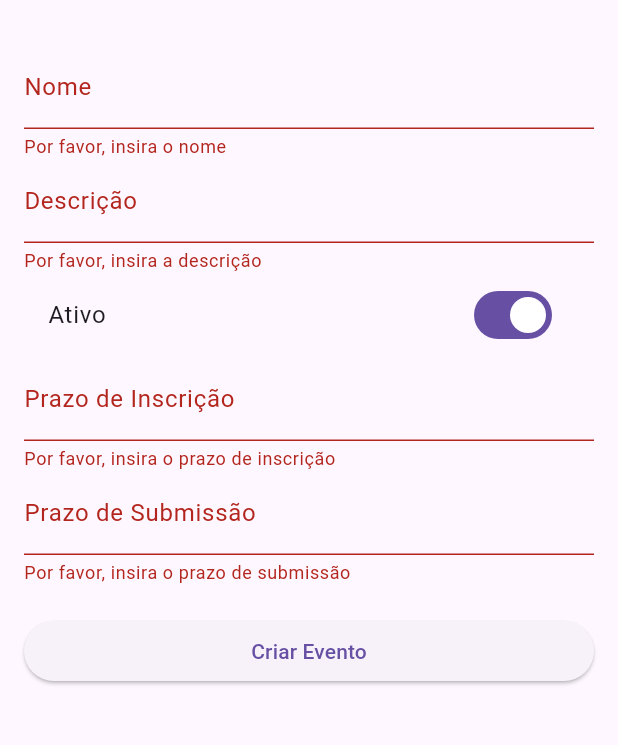
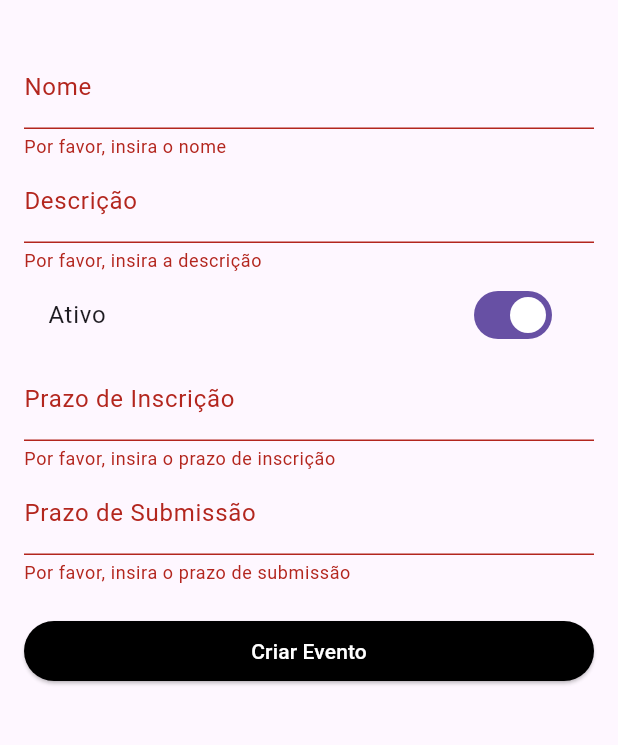
Before and after one commit to henriquepadua/Evento_Frontend, a Flutter app: the CriarEventoPage screen opened directly, after a tap on "Criar Evento", on a phone screen of 412 x 824 dp, the part 63-808 px from its top. Run offline on Flutter 3.47's test engine with Material 3 defaults, Android fonts, the phone set to English and light mode, and no system bars; network calls fail.

Commit message:
Metodo criarEventoFuncional

```diff
--- a/eventos/lib/Views/CriarEventoPage.dart
+++ b/eventos/lib/Views/CriarEventoPage.dart
@@ -111,27 +111,35 @@ class _CriarEventoPageState extends State<CriarEventoPage> {
                   return null;
                 },
               ),
-              SizedBox(height: 20),
+              const SizedBox(height: 20),
               ElevatedButton(
+                style: ButtonStyle(
+                  backgroundColor: MaterialStateProperty.all(Colors.black), // Botão com fundo preto
+                  foregroundColor: MaterialStateProperty.all(Colors.white), // Texto do botão branco
+                ),
                 onPressed: () {
                   if (_formKey.currentState!.validate()) {
-                    if (criarEventoService.CriandoEvento(
+                    criarEventoService.CriandoEvento(
                       0,
                       _nomeController.text,
                       _descricaoController.text,
                       _ativo,
                       _prazoInscricaoController.text,
                       _prazoSubmissaoController.text,
-                        ) == true) {
+                    ).then((success) {
+                      if (success == true) {
                         ScaffoldMessenger.of(context).showSnackBar(
-                        const SnackBar(
-                            content: Text(
-                                'Falha ao deletar evento:')),
+                          const SnackBar(content: Text('Evento criado com sucesso')),
                         );
                         Navigator.of(context).push(
-                        MaterialPageRoute(builder: (context) => EventoPage()),
+                          MaterialPageRoute(builder: (context) => EventosPage()),
+                        );
+                      } else {
+                        ScaffoldMessenger.of(context).showSnackBar(
+                          const SnackBar(content: Text('Falha ao criar evento')),
                         );
                       }
+                    });
                   }
                 },
                 child: const Text('Criar Evento'),
```
Also changed, not shown: eventos/lib/Views/EventoPage.dart (+4 -4 lines), 1 other file. Lines whose indentation alone changed are shown as unchanged.
